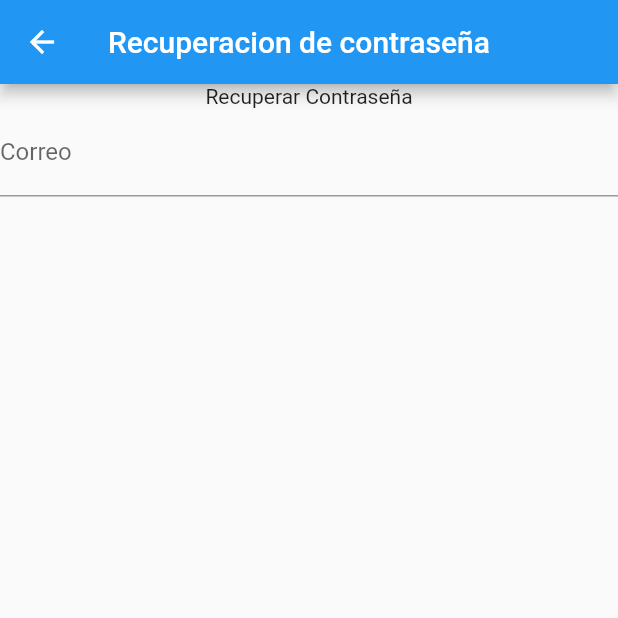
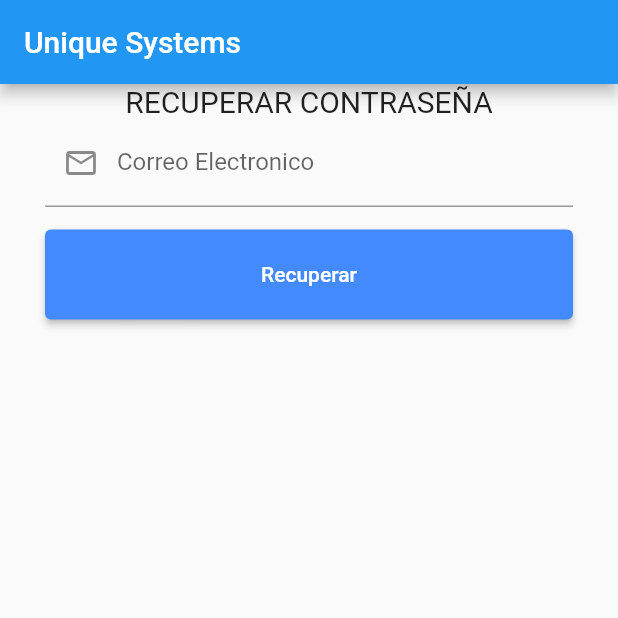
Before and after one commit to Miilaenh/Integradora-Final, a Flutter app: the screen it shows after launch, after a tap on "¿Olvidaste tu contraseña?", on a phone screen of 412 x 824 dp, the top half of it. Run offline on Flutter 3.47's test engine with Material 2 defaults, Android fonts, the phone set to English and light mode, and no system bars; network calls fail.

Commit message:
Actualizacion de recuperar
Se añaido el boton y se corrigieron errores en la interfaz

```diff
--- a/lib/src/screens/recuperar.dart
+++ b/lib/src/screens/recuperar.dart
@@ -1,27 +1,66 @@
 import 'package:flutter/material.dart';
-
 class Recuperar extends StatelessWidget {
   const Recuperar({super.key});
 
   @override
-  Widget build(context) {
-    return Scaffold(
+  Widget build(BuildContext context) {
+    return MaterialApp(
+      title: 'Material App',
+      home: Scaffold(
         appBar: AppBar(
-        title: const Text("Recuperacion de contraseña"),
+          title: const Text('Unique Systems'),
         ),
-      body:const Center(
+        body: Center(
             child: Column(
-            children: <Widget>[
-              Text("Recuperar Contraseña"),
-              TextField(
-                obscureText: true,
-                decoration: InputDecoration(
-                  labelText: "Correo",
+              children: [
+                Text(
+                  "Recuperar contraseña".toUpperCase(),
+                  textAlign: TextAlign.center,
+                  style: const TextStyle(fontSize: 20),
+                ),
+                _textFieldEmail(),
+                SizedBox(
+                  height: 15.0,
+                ),Padding(
+                  padding: const EdgeInsets.only(
+                    left: 30,
+                    right: 30,
+                  ),
+                  child: ElevatedButton(
+                    onPressed: () => null,
+                    style: ElevatedButton.styleFrom(
+                      backgroundColor: Colors.blueAccent,
+                      minimumSize: const Size(
+                        double.infinity,
+                        60,
+                      ),
+                    ),
+                    child: const Text("Recuperar"),
                   ),
                 ),
               ],
-          )
+            )),
       ),
     );
   }
 }
+
+Widget _textFieldEmail() {
+  return Container(
+    margin: const EdgeInsets.symmetric(
+      horizontal: 30.0,
+    ),
+    decoration: BoxDecoration(
+      borderRadius: BorderRadius.circular(10),
+    ),
+    // ignore: prefer_const_constructors
+    child: TextField(
+      decoration: const InputDecoration(
+        prefixIcon: Icon(Icons.email_outlined),
+        labelText: 'Correo Electronico',
+        hintText: 'example@test.com',
+      ),
+      onChanged: (value) {},
+    ),
+  );
+}
```
Lines whose indentation alone changed are shown as unchanged.
